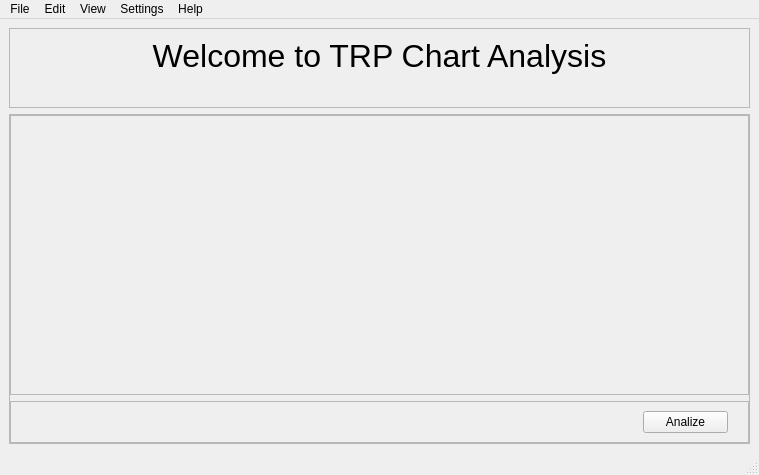
Qt form lib/interface.ui (Mahdi3M/TRP-Chart) before a commit.
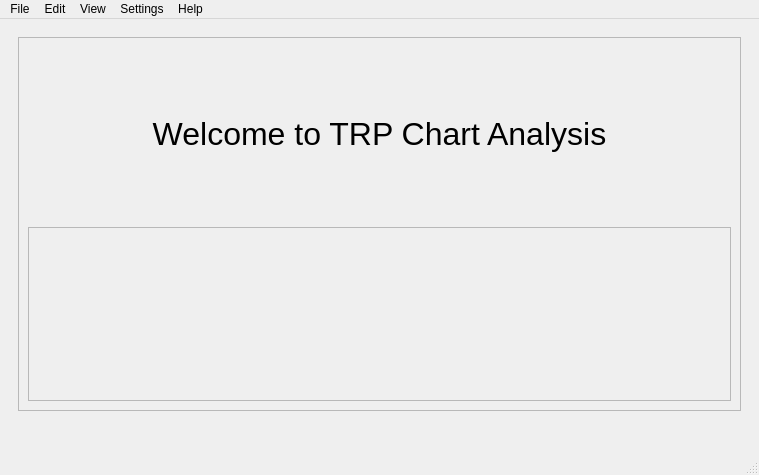
The same form after that commit.

Diff of the .ui file:
```diff
--- a/lib/interface.ui
+++ b/lib/interface.ui
@@ -17,6 +17,13 @@
    <property name="layoutDirection">
     <enum>Qt::LeftToRight</enum>
    </property>
+   <layout class="QVBoxLayout" name="verticalLayout_6">
+    <item>
+     <widget class="QStackedWidget" name="stackedWidget">
+      <property name="currentIndex">
+       <number>0</number>
+      </property>
+      <widget class="QWidget" name="welcomePage">
    <layout class="QVBoxLayout" name="verticalLayout_2">
     <item>
      <widget class="QFrame" name="welcomeFrame">
@@ -43,26 +50,22 @@
         </widget>
        </item>
        <item>
-        <widget class="QLabel" name="copyright">
-         <property name="font">
-          <font>
-           <pointsize>12</pointsize>
-          </font>
-         </property>
-         <property name="styleSheet">
-          <string notr="true">color: gray;</string>
-         </property>
-         <property name="text">
-          <string/>
-         </property>
-         <property name="alignment">
-          <set>Qt::AlignBottom|Qt::AlignHCenter</set>
-         </property>
+            <widget class="QFrame" name="optionButtons">
+             <property name="frameShape">
+              <enum>QFrame::StyledPanel</enum>
+             </property>
+             <property name="frameShadow">
+              <enum>QFrame::Raised</enum>
+             </property>
         </widget>
        </item>
       </layout>
      </widget>
     </item>
+       </layout>
+      </widget>
+      <widget class="QWidget" name="chartPage">
+       <layout class="QVBoxLayout" name="verticalLayout_5">
     <item>
      <widget class="QFrame" name="chartFrame">
       <property name="frameShape">
@@ -165,6 +168,28 @@
         </widget>
        </item>
       </layout>
+         </widget>
+        </item>
+       </layout>
+      </widget>
+     </widget>
+    </item>
+    <item>
+     <widget class="QLabel" name="copyright">
+      <property name="font">
+       <font>
+        <pointsize>12</pointsize>
+       </font>
+      </property>
+      <property name="styleSheet">
+       <string notr="true">color: gray;</string>
+      </property>
+      <property name="text">
+       <string/>
+      </property>
+      <property name="alignment">
+       <set>Qt::AlignBottom|Qt::AlignHCenter</set>
+      </property>
      </widget>
     </item>
    </layout>
```
Lines whose indentation alone changed are shown as unchanged.
